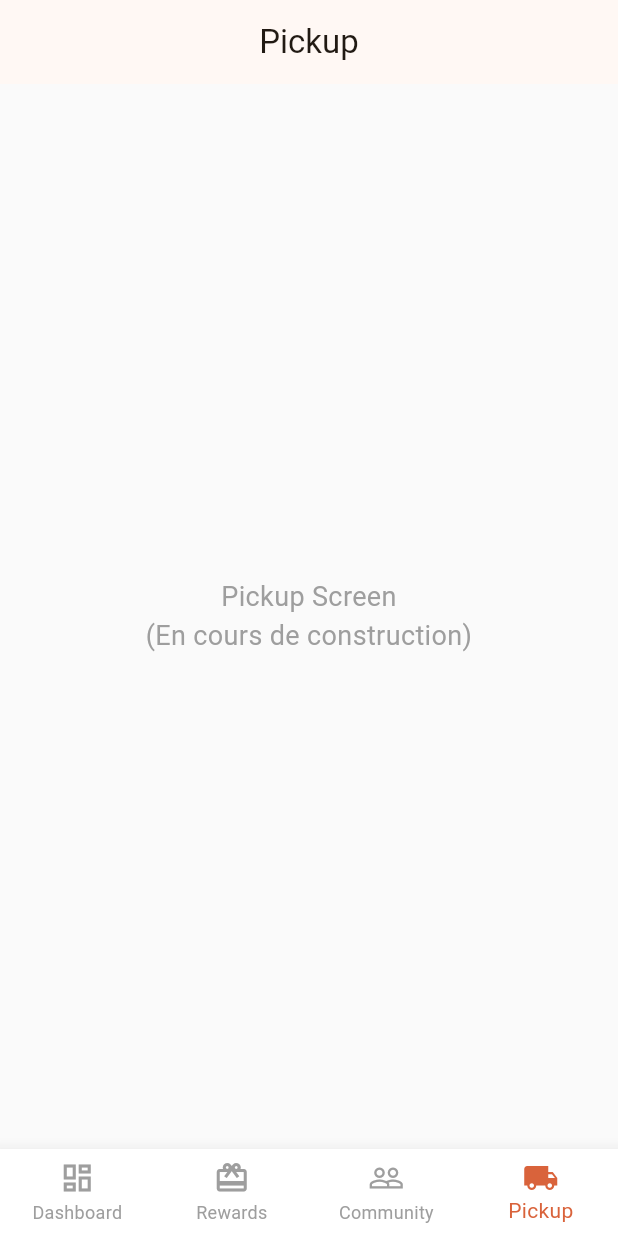
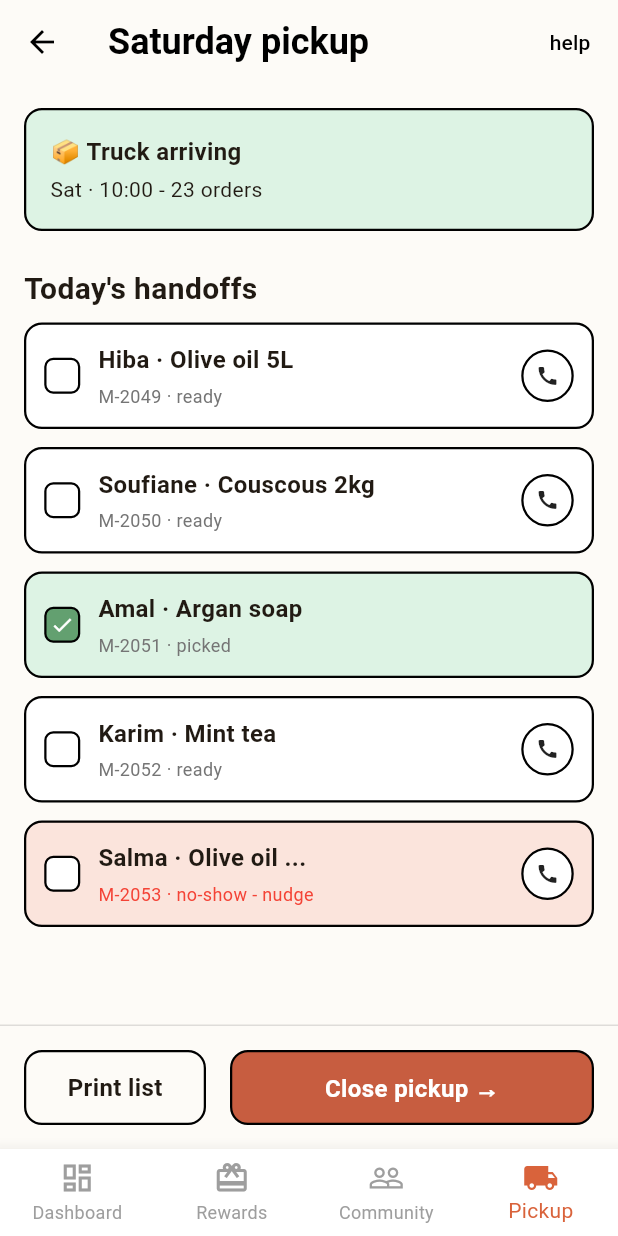
Before and after one commit to maamora/Maamora-Ambassador, a Flutter app: the MainNavigationScreen screen opened by its route, item 4 of the bottom bar chosen, on a phone screen of 412 x 824 dp. Run offline on Flutter 3.47's test engine with Material 3 defaults, Android fonts, the phone set to English and light mode, and no system bars; our stand-ins replace go_router, supabase_flutter; accounts and stored records are empty.

Commit message:
community screen and pickup screen wireframes

```diff
--- /dev/null
+++ b/lib/features/pickup/screens/pickup_screen.dart
@@ -0,0 +1,195 @@
+import 'package:flutter/material.dart';
+
+class PickupScreen extends StatelessWidget {
+  const PickupScreen({Key? key}) : super(key: key);
+
+  @override
+  Widget build(BuildContext context) {
+    return Scaffold(
+      backgroundColor: const Color(0xFFFDFBF7),
+      appBar: AppBar(
+        backgroundColor: Colors.transparent,
+        elevation: 0,
+        leading: const Icon(Icons.arrow_back, color: Colors.black),
+        title: const Text(
+          'Saturday pickup',
+          style: TextStyle(
+              color: Colors.black, fontSize: 24, fontWeight: FontWeight.bold),
+        ),
+        actions: [
+          TextButton(
+            onPressed: () {},
+            child: const Text('help', style: TextStyle(color: Colors.black)),
+          ),
+        ],
+      ),
+      body: Column(
+        crossAxisAlignment: CrossAxisAlignment.start,
+        children: [
+          Padding(
+            padding: const EdgeInsets.all(16.0),
+            child: Container(
+              width: double.infinity,
+              padding: const EdgeInsets.all(16),
+              decoration: BoxDecoration(
+                color: const Color(0xFFDDF3E4),
+                borderRadius: BorderRadius.circular(12),
+                border: Border.all(color: Colors.black, width: 1.5),
+              ),
+              child: const Column(
+                crossAxisAlignment: CrossAxisAlignment.start,
+                children: [
+                  Text(
+                    '📦 Truck arriving',
+                    style: TextStyle(
+                        fontWeight: FontWeight.bold, fontSize: 16),
+                  ),
+                  SizedBox(height: 4),
+                  Text('Sat · 10:00 - 23 orders'),
+                ],
+              ),
+            ),
+          ),
+          const Padding(
+            padding: EdgeInsets.symmetric(horizontal: 16.0, vertical: 8.0),
+            child: Text(
+              "Today's handoffs",
+              style: TextStyle(fontSize: 20, fontWeight: FontWeight.bold),
+            ),
+          ),
+          Expanded(
+            child: ListView(
+              padding: const EdgeInsets.symmetric(horizontal: 16),
+              children: [
+                _buildOrderCard(
+                    false, 'Hiba', 'Olive oil 5L', 'M-2049', 'ready', false),
+                _buildOrderCard(
+                    false, 'Soufiane', 'Couscous 2kg', 'M-2050', 'ready', false),
+                _buildOrderCard(
+                    true, 'Amal', 'Argan soap', 'M-2051', 'picked', true),
+                _buildOrderCard(
+                    false, 'Karim', 'Mint tea', 'M-2052', 'ready', false),
+                _buildOrderCard(
+                    false, 'Salma', 'Olive oil ...', 'M-2053', 'no-show - nudge',
+                    false, isNoShow: true),
+              ],
+            ),
+          ),
+          Container(
+            padding: const EdgeInsets.all(16),
+            decoration: const BoxDecoration(
+              color: Color(0xFFFDFBF7),
+              border: Border(top: BorderSide(color: Colors.black12)),
+            ),
+            child: Row(
+              children: [
+                Expanded(
+                  child: Container(
+                    height: 50,
+                    alignment: Alignment.center,
+                    decoration: BoxDecoration(
+                      borderRadius: BorderRadius.circular(12),
+                      border: Border.all(color: Colors.black, width: 1.5),
+                    ),
+                    child: const Text(
+                      'Print list',
+                      style: TextStyle(
+                          fontWeight: FontWeight.bold, fontSize: 16),
+                    ),
+                  ),
+                ),
+                const SizedBox(width: 16),
+                Expanded(
+                  flex: 2,
+                  child: Container(
+                    height: 50,
+                    alignment: Alignment.center,
+                    decoration: BoxDecoration(
+                      color: const Color(0xFFC75D40),
+                      borderRadius: BorderRadius.circular(12),
+                      border: Border.all(color: Colors.black, width: 1.5),
+                    ),
+                    child: const Text(
+                      'Close pickup →',
+                      style: TextStyle(
+                          color: Colors.white,
+                          fontWeight: FontWeight.bold,
+                          fontSize: 16),
+                    ),
+                  ),
+                ),
+              ],
+            ),
+          ),
+        ],
+      ),
+    );
+  }
+
+  Widget _buildOrderCard(bool isChecked, String name, String item,
+      String id, String status, bool isPicked,
+      {bool isNoShow = false}) {
+    Color bgColor = Colors.white;
+    if (isPicked) {
+      bgColor = const Color(0xFFDDF3E4);
+    } else if (isNoShow) {
+      bgColor = const Color(0xFFFBE4DC);
+    }
+
+    return Container(
+      margin: const EdgeInsets.only(bottom: 12),
+      padding: const EdgeInsets.all(12),
+      decoration: BoxDecoration(
+        color: bgColor,
+        borderRadius: BorderRadius.circular(12),
+        border: Border.all(color: Colors.black, width: 1.5),
+      ),
+      child: Row(
+        children: [
+          Container(
+            width: 24,
+            height: 24,
+            decoration: BoxDecoration(
+              color: isChecked ? const Color(0xFF63A070) : Colors.white,
+              borderRadius: BorderRadius.circular(6),
+              border: Border.all(color: Colors.black, width: 1.5),
+            ),
+            child: isChecked
+                ? const Icon(Icons.check, size: 16, color: Colors.white)
+                : null,
+          ),
+          const SizedBox(width: 12),
+          Expanded(
+            child: Column(
+              crossAxisAlignment: CrossAxisAlignment.start,
+              children: [
+                Text(
+                  '$name · $item',
+                  style: const TextStyle(
+                      fontWeight: FontWeight.bold, fontSize: 16),
+                ),
+                const SizedBox(height: 4),
+                Text(
+                  '$id · $status',
+                  style: TextStyle(
+                      color: isNoShow ? Colors.red : Colors.grey.shade600,
+                      fontSize: 12),
+                ),
+              ],
+            ),
+          ),
+          if (!isPicked)
+            Container(
+              padding: const EdgeInsets.all(8),
+              decoration: BoxDecoration(
+                shape: BoxShape.circle,
+                border: Border.all(color: Colors.black, width: 1.5),
+                color: Colors.white,
+              ),
+              child: const Icon(Icons.call, size: 16),
+            ),
+        ],
+      ),
+    );
+  }
+}
--- a/lib/shared/navigation/app_router.dart
+++ b/lib/shared/navigation/app_router.dart
@@ -9,6 +9,8 @@ import '../../features/leaderboard_rewards/screens/rewards_screen.dart';
 import '../../features/onboarding/screens/ambassador_intro_screen.dart';
 import '../../features/onboarding/screens/login_screen.dart';
 import 'main_navigation_screen.dart';
+import '../../features/community/screens/community_screen.dart';
+import '../../features/pickup/screens/pickup_screen.dart';
 
 /// Ajoutez votre écran ici dès qu'il est prêt (une ligne par GoRoute).
 /// Chacun ajoute SA ligne — évitez de reformater tout le fichier pour
@@ -53,5 +55,13 @@ final GoRouter appRouter = GoRouter(
       path: AppRoutes.rewards,
       builder: (context, state) => const RewardsScreen(),
     ),
+    GoRoute(
+      path: AppRoutes.community,
+      builder: (context, state) => const CommunityScreen(),
+    ),
+    GoRoute(
+      path: AppRoutes.pickup,
+      builder: (context, state) => const PickupScreen(),
+    ),
   ],
 );
--- a/lib/shared/navigation/app_routes.dart
+++ b/lib/shared/navigation/app_routes.dart
@@ -13,4 +13,6 @@ class AppRoutes {
   static const String rewards = '/rewards';
   static const String notifications = '/notifications'; // phase 2
   static const String admin = '/admin'; // phase 2
+  static const String community = '/community';
+  static const String pickup = '/pickup';
 }
--- a/lib/shared/navigation/main_navigation_screen.dart
+++ b/lib/shared/navigation/main_navigation_screen.dart
@@ -1,6 +1,8 @@
 import 'package:flutter/material.dart';
 import '../../features/dashboard/screens/dashboard_screen.dart';
 import '../../features/leaderboard_rewards/screens/rewards_screen.dart';
+import '../../features/community/screens/community_screen.dart';
+import '../../features/pickup/screens/pickup_screen.dart';
 import '../widgets/bottom_nav_bar.dart';
 
 class MainNavigationScreen extends StatefulWidget {
@@ -17,8 +19,8 @@ class _MainNavigationScreenState extends State<MainNavigationScreen> {
   final List<Widget> _pages = [
     const DashboardScreen(),
     const RewardsScreen(),
-    const _PlaceholderScreen(title: 'Community'),
-    const _PlaceholderScreen(title: 'Pickup'),
+    const CommunityScreen(),
+    const PickupScreen(),
   ];
 
   void _onTabTapped(int index) {
```
Also changed, not shown: lib/features/community/screens/community_screen.dart (added, +187 -0 lines).
